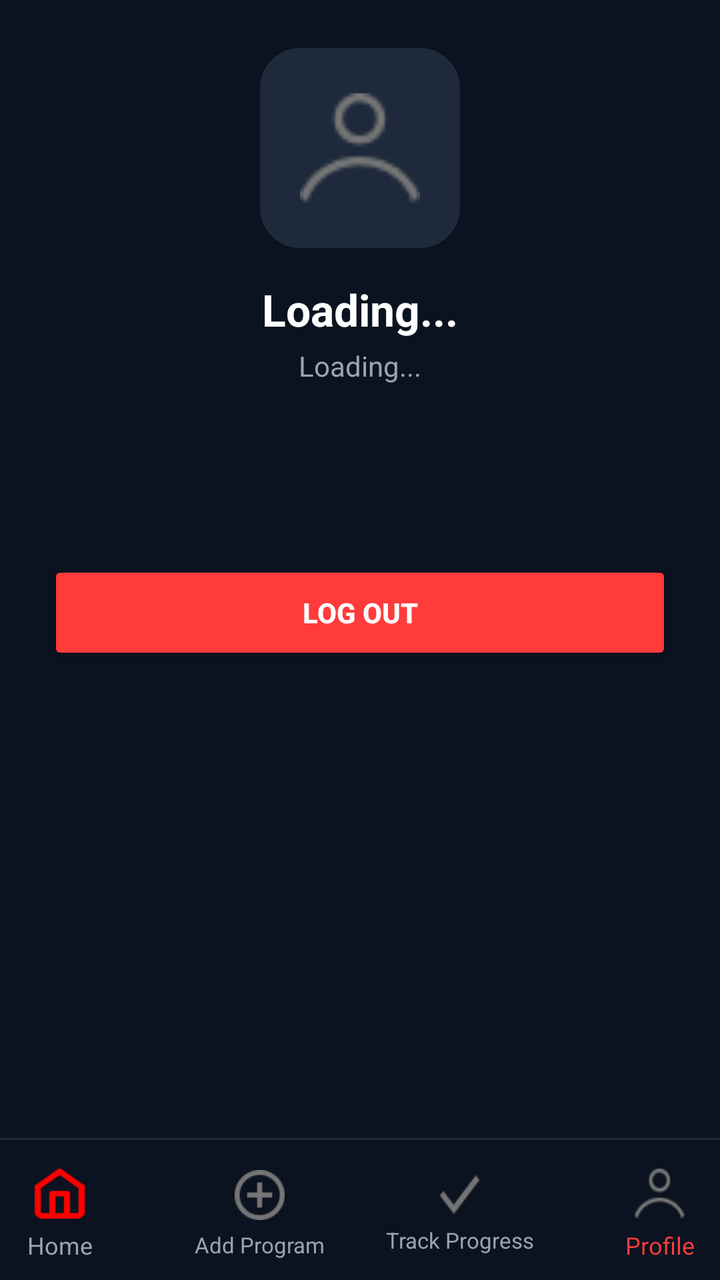
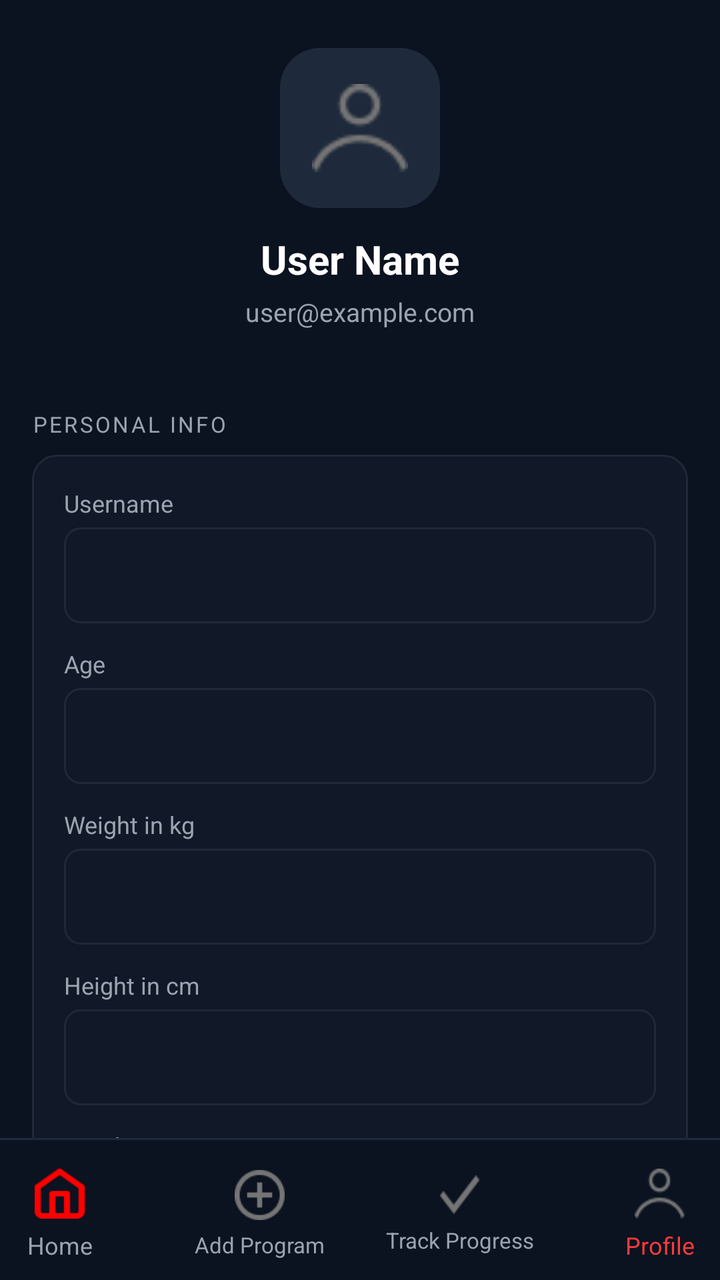

An Android layout rendered at two revisions. The XML below is the earlier revision; the diff shows what the commit changed to produce the second picture.
<!-- AndroidManifest.xml: application theme Theme.MyApplication -->
<!-- res/layout/activity_profile.xml -->
<?xml version="1.0" encoding="utf-8"?>
<androidx.constraintlayout.widget.ConstraintLayout xmlns:android="http://schemas.android.com/apk/res/android"
    xmlns:app="http://schemas.android.com/apk/res-auto"
    android:layout_width="match_parent"
    android:layout_height="match_parent"
    android:background="#0B1220">

    
    <LinearLayout
        android:id="@+id/header"
        android:layout_width="0dp"
        android:layout_height="wrap_content"
        android:orientation="vertical"
        android:padding="24dp"
        android:gravity="center_horizontal"
        app:layout_constraintEnd_toEndOf="parent"
        app:layout_constraintStart_toStartOf="parent"
        app:layout_constraintTop_toTopOf="parent">

        <ImageView
            android:id="@+id/ivProfilePic"
            android:layout_width="100dp"
            android:layout_height="100dp"
            android:src="@drawable/profile_icon"
            android:background="@drawable/badge_bg"
            android:padding="20dp" />

        <TextView
            android:id="@+id/tvProfileName"
            android:layout_width="wrap_content"
            android:layout_height="wrap_content"
            android:layout_marginTop="16dp"
            android:text="Loading..."
            android:textColor="#FFFFFF"
            android:textSize="22sp"
            android:textStyle="bold" />

        <TextView
            android:id="@+id/tvProfileEmail"
            android:layout_width="wrap_content"
            android:layout_height="wrap_content"
            android:layout_marginTop="4dp"
            android:text="Loading..."
            android:textColor="#9CA3AF"
            android:textSize="14sp" />
    </LinearLayout>

    
    <LinearLayout
        android:layout_width="0dp"
        android:layout_height="wrap_content"
        android:orientation="vertical"
        android:padding="24dp"
        app:layout_constraintEnd_toEndOf="parent"
        app:layout_constraintStart_toStartOf="parent"
        app:layout_constraintTop_toBottomOf="@id/header">

        <Button
            android:id="@+id/btnLogout"
            android:layout_width="match_parent"
            android:layout_height="52dp"
            android:layout_marginTop="40dp"
            android:backgroundTint="#FF3B3B"
            android:text="Log Out"
            android:textColor="#FFFFFF"
            android:textStyle="bold" />

    </LinearLayout>

    
    <View
        android:id="@+id/divider"
        android:layout_width="match_parent"
        android:layout_height="1dp"
        android:background="#1E2A3B"
        app:layout_constraintBottom_toTopOf="@id/bottomNav" />

    <LinearLayout
        android:id="@+id/bottomNav"
        android:layout_width="0dp"
        android:layout_height="70dp"
        android:background="#0B1220"
        android:gravity="center"
        android:orientation="horizontal"
        android:paddingTop="5dp"
        app:layout_constraintBottom_toBottomOf="parent"
        app:layout_constraintEnd_toEndOf="parent"
        app:layout_constraintStart_toStartOf="parent">

        <LinearLayout android:id="@+id/navHome" android:layout_width="80dp" android:layout_height="wrap_content" android:orientation="vertical">
            <ImageView android:layout_width="25dp" android:layout_height="25dp" android:layout_gravity="center" android:layout_marginBottom="5dp" android:background="@drawable/home_icon" />
            <TextView android:layout_width="wrap_content" android:layout_height="wrap_content" android:layout_gravity="center" android:text="Home" android:textColor="#9CA3AF" android:textSize="12dp" />
        </LinearLayout>

        <LinearLayout android:id="@+id/navAddProgram" android:layout_width="80dp" android:layout_height="wrap_content" android:layout_marginLeft="20dp" android:orientation="vertical">
            <ImageView android:layout_width="25dp" android:layout_height="25dp" android:layout_gravity="center" android:layout_marginBottom="5dp" android:background="@drawable/add_icon" />
            <TextView android:layout_width="wrap_content" android:layout_height="wrap_content" android:layout_gravity="center" android:text="Add Program" android:textColor="#9CA3AF" android:textSize="11dp" />
        </LinearLayout>

        <LinearLayout android:id="@+id/navTrack" android:layout_width="80dp" android:layout_height="wrap_content" android:layout_marginLeft="20dp" android:orientation="vertical">
            <ImageView android:layout_width="20dp" android:layout_height="20dp" android:layout_gravity="center" android:layout_marginBottom="5dp" android:background="@drawable/check_icon" />
            <TextView android:layout_width="wrap_content" android:layout_height="wrap_content" android:layout_gravity="center" android:text="Track Progress" android:textColor="#9CA3AF" android:textSize="11dp" />
        </LinearLayout>

        <LinearLayout android:id="@+id/navProfile" android:layout_width="80dp" android:layout_height="wrap_content" android:layout_marginLeft="20dp" android:orientation="vertical">
            <ImageView android:layout_width="25dp" android:layout_height="25dp" android:layout_gravity="center" android:layout_marginBottom="5dp" android:background="@drawable/profile_icon" />
            <TextView android:layout_width="wrap_content" android:layout_height="wrap_content" android:layout_gravity="center" android:text="Profile" android:textColor="#FF3B3B" android:textSize="12dp" />
        </LinearLayout>

    </LinearLayout>

</androidx.constraintlayout.widget.ConstraintLayout>
<!-- resources referenced by this layout -->
<resources>
  <!-- drawable add_icon: png bitmap (drawable, 1123 bytes) -->
  <!-- drawable badge_bg (drawable) -->
  <?xml version="1.0" encoding="utf-8"?>
  <shape xmlns:android="http://schemas.android.com/apk/res/android"
      android:shape="rectangle">
      <solid android:color="#1E2A3B" />
      <corners android:radius="20dp" />
  </shape>
  <!-- drawable check_icon: png bitmap (drawable, 443 bytes) -->
  <!-- drawable home_icon: png bitmap (drawable, 511 bytes) -->
  <!-- drawable profile_icon: png bitmap (drawable, 831 bytes) -->
  <style name="Theme.MyApplication" parent="Base.Theme.MyApplication" />
  <style name="Base.Theme.MyApplication" parent="Theme.Material3.DayNight.NoActionBar">
          
          
      </style>
</resources>

<!-- the commit's change to res/layout/activity_profile.xml (unified diff, before → after) -->
@@ -19,20 +19,20 @@
 
         <ImageView
             android:id="@+id/ivProfilePic"
-            android:layout_width="100dp"
-            android:layout_height="100dp"
+            android:layout_width="80dp"
+            android:layout_height="80dp"
             android:src="@drawable/profile_icon"
             android:background="@drawable/badge_bg"
-            android:padding="20dp" />
+            android:padding="16dp" />
 
         <TextView
             android:id="@+id/tvProfileName"
             android:layout_width="wrap_content"
             android:layout_height="wrap_content"
-            android:layout_marginTop="16dp"
-            android:text="Loading..."
+            android:layout_marginTop="12dp"
+            android:text="User Name"
             android:textColor="#FFFFFF"
-            android:textSize="22sp"
+            android:textSize="20sp"
             android:textStyle="bold" />
 
         <TextView
@@ -40,32 +40,116 @@
             android:layout_width="wrap_content"
             android:layout_height="wrap_content"
             android:layout_marginTop="4dp"
-            android:text="Loading..."
+            android:text="user@example.com"
             android:textColor="#9CA3AF"
-            android:textSize="14sp" />
+            android:textSize="13sp" />
     </LinearLayout>
 
     
-    <LinearLayout
+    <ScrollView
         android:layout_width="0dp"
-        android:layout_height="wrap_content"
-        android:orientation="vertical"
-        android:padding="24dp"
+        android:layout_height="0dp"
+        android:fillViewport="true"
+        android:scrollbars="none"
+        app:layout_constraintBottom_toTopOf="@id/divider"
         app:layout_constraintEnd_toEndOf="parent"
         app:layout_constraintStart_toStartOf="parent"
         app:layout_constraintTop_toBottomOf="@id/header">
 
-        <Button
-            android:id="@+id/btnLogout"
+        <LinearLayout
             android:layout_width="match_parent"
-            android:layout_height="52dp"
-            android:layout_marginTop="40dp"
-            android:backgroundTint="#FF3B3B"
-            android:text="Log Out"
-            android:textColor="#FFFFFF"
-            android:textStyle="bold" />
+            android:layout_height="wrap_content"
+            android:orientation="vertical"
+            android:padding="16dp">
 
-    </LinearLayout>
+            
+            <TextView
+                android:layout_width="wrap_content"
+                android:layout_height="wrap_content"
+                android:text="PERSONAL INFO"
+                android:textColor="#9CA3AF"
+                android:textSize="11sp"
+                android:letterSpacing="0.1"
+                android:layout_marginBottom="8dp" />
+
+            <LinearLayout
+                android:layout_width="match_parent"
+                android:layout_height="wrap_content"
+                android:background="@drawable/exercise_card_bg"
+                android:orientation="vertical"
+                android:padding="16dp"
+                android:layout_marginBottom="24dp">
+
+                <TextView android:layout_width="wrap_content" android:layout_height="wrap_content" android:text="Username" android:textColor="#9CA3AF" android:textSize="12sp" android:layout_marginBottom="4dp"/>
+                <EditText android:id="@+id/etUsername" android:layout_width="match_parent" android:layout_height="48dp" android:background="@drawable/input_bg" android:textColor="#FFFFFF" android:paddingStart="14dp" android:paddingEnd="14dp" android:inputType="text" android:layout_marginBottom="12dp"/>
+
+                <TextView android:layout_width="wrap_content" android:layout_height="wrap_content" android:text="Age" android:textColor="#9CA3AF" android:textSize="12sp" android:layout_marginBottom="4dp"/>
+                <EditText android:id="@+id/etAge" android:layout_width="match_parent" android:layout_height="48dp" android:background="@drawable/input_bg" android:textColor="#FFFFFF" android:paddingStart="14dp" android:paddingEnd="14dp" android:inputType="number" android:layout_marginBottom="12dp"/>
+
+                <TextView android:layout_width="wrap_content" android:layout_height="wrap_content" android:text="Weight in kg" android:textColor="#9CA3AF" android:textSize="12sp" android:layout_marginBottom="4dp"/>
+                <EditText android:id="@+id/etWeight" android:layout_width="match_parent" android:layout_height="48dp" android:background="@drawable/input_bg" android:textColor="#FFFFFF" android:paddingStart="14dp" android:paddingEnd="14dp" android:inputType="numberDecimal" android:layout_marginBottom="12dp"/>
+
+                <TextView android:layout_width="wrap_content" android:layout_height="wrap_content" android:text="Height in cm" android:textColor="#9CA3AF" android:textSize="12sp" android:layout_marginBottom="4dp"/>
+                <EditText android:id="@+id/etHeight" android:layout_width="match_parent" android:layout_height="48dp" android:background="@drawable/input_bg" android:textColor="#FFFFFF" android:paddingStart="14dp" android:paddingEnd="14dp" android:inputType="number" android:layout_marginBottom="12dp"/>
+
+                <TextView android:layout_width="wrap_content" android:layout_height="wrap_content" android:text="Gender" android:textColor="#9CA3AF" android:textSize="12sp" android:layout_marginBottom="4dp"/>
+                <EditText android:id="@+id/etGender" android:layout_width="match_parent" android:layout_height="48dp" android:background="@drawable/input_bg" android:textColor="#FFFFFF" android:paddingStart="14dp" android:paddingEnd="14dp" android:inputType="text" android:layout_marginBottom="12dp"/>
+
+                <TextView android:layout_width="wrap_content" android:layout_height="wrap_content" android:text="Activity Level" android:textColor="#9CA3AF" android:textSize="12sp" android:layout_marginBottom="4dp"/>
+                <EditText android:id="@+id/etActivityLevel" android:layout_width="match_parent" android:layout_height="48dp" android:background="@drawable/input_bg" android:textColor="#FFFFFF" android:paddingStart="14dp" android:paddingEnd="14dp" android:inputType="text"/>
+
+            </LinearLayout>
+
+            
+            <TextView
+                android:layout_width="wrap_content"
+                android:layout_height="wrap_content"
+                android:text="MY GOALS"
+                android:textColor="#9CA3AF"
+                android:textSize="11sp"
+                android:letterSpacing="0.1"
+                android:layout_marginBottom="8dp" />
+
+            <LinearLayout
+                android:layout_width="match_parent"
+                android:layout_height="wrap_content"
+                android:background="@drawable/exercise_card_bg"
+                android:orientation="vertical"
+                android:padding="8dp"
+                android:layout_marginBottom="24dp">
+
+                <CheckBox android:id="@+id/cbLoseWeight" android:layout_width="match_parent" android:layout_height="48dp" android:text="Lose Weight" android:textColor="#FFFFFF" android:paddingStart="12dp"/>
+                <CheckBox android:id="@+id/cbMaintainWeight" android:layout_width="match_parent" android:layout_height="48dp" android:text="Maintain Weight" android:textColor="#FFFFFF" android:paddingStart="12dp"/>
+                <CheckBox android:id="@+id/cbGainWeight" android:layout_width="match_parent" android:layout_height="48dp" android:text="Gain Weight" android:textColor="#FFFFFF" android:paddingStart="12dp"/>
+                <CheckBox android:id="@+id/cbGainMuscle" android:layout_width="match_parent" android:layout_height="48dp" android:text="Gain Muscle" android:textColor="#FFFFFF" android:paddingStart="12dp"/>
+                <CheckBox android:id="@+id/cbCutBodyFat" android:layout_width="match_parent" android:layout_height="48dp" android:text="Cut Body Fat" android:textColor="#FFFFFF" android:paddingStart="12dp"/>
+                <CheckBox android:id="@+id/cbManageStress" android:layout_width="match_parent" android:layout_height="48dp" android:text="Manage Stress" android:textColor="#FFFFFF" android:paddingStart="12dp"/>
+
+            </LinearLayout>
+
+            <Button
+                android:id="@+id/btnSaveChanges"
+                android:layout_width="match_parent"
+                android:layout_height="52dp"
+                android:backgroundTint="#FF3B3B"
+                android:text="Save Changes"
+                android:textColor="#FFFFFF"
+                android:textStyle="bold"
+                android:layout_marginTop="16dp"
+                android:layout_marginBottom="8dp" />
+
+            <Button
+                android:id="@+id/btnLogout"
+                android:layout_width="match_parent"
+                android:layout_height="52dp"
+                android:backgroundTint="#FF3B3B"
+                android:text="Log Out"
+                android:textColor="#FFFFFF"
+                android:textStyle="bold"
+                android:layout_marginBottom="24dp" />
+
+        </LinearLayout>
+    </ScrollView>
 
     
     <View
<!-- resource entries referenced after the edit -->
@@ -9,7 +9,23 @@
       <corners android:radius="20dp" />
   </shape>
   <!-- drawable check_icon: png bitmap (drawable, 443 bytes) -->
+  <!-- drawable exercise_card_bg (drawable) -->
+  <?xml version="1.0" encoding="utf-8"?>
+  <shape xmlns:android="http://schemas.android.com/apk/res/android"
+      android:shape="rectangle">
+      <solid android:color="#111827" />
+      <corners android:radius="12dp" />
+      <stroke android:width="1dp" android:color="#1F2937" />
+  </shape>
   <!-- drawable home_icon: png bitmap (drawable, 511 bytes) -->
+  <!-- drawable input_bg (drawable) -->
+  <?xml version="1.0" encoding="utf-8"?>
+  <shape xmlns:android="http://schemas.android.com/apk/res/android"
+      android:shape="rectangle">
+      <solid android:color="#111827" />
+      <corners android:radius="8dp" />
+      <stroke android:width="1dp" android:color="#1F2937" />
+  </shape>
   <!-- drawable profile_icon: png bitmap (drawable, 831 bytes) -->
   <style name="Theme.MyApplication" parent="Base.Theme.MyApplication" />
   <style name="Base.Theme.MyApplication" parent="Theme.Material3.DayNight.NoActionBar">
